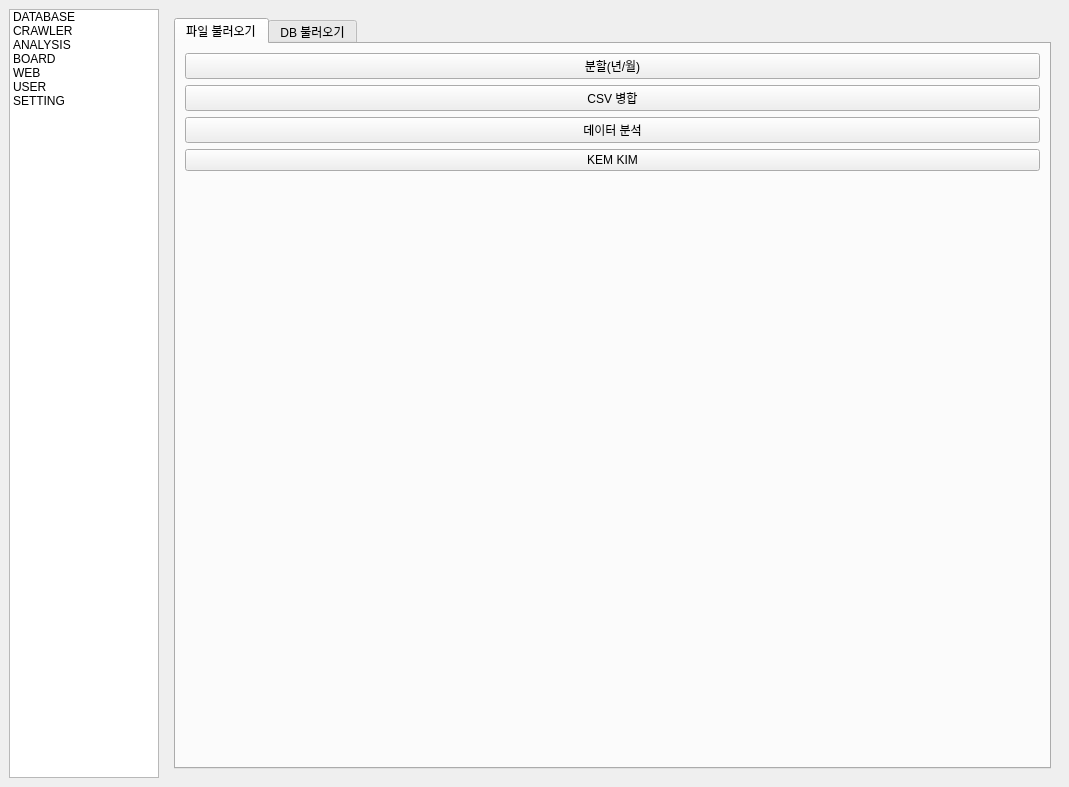
yojun313/knpu, file MANAGER/source/BIGMACLAB_MANAGER_GUI.ui: the form before one commit.
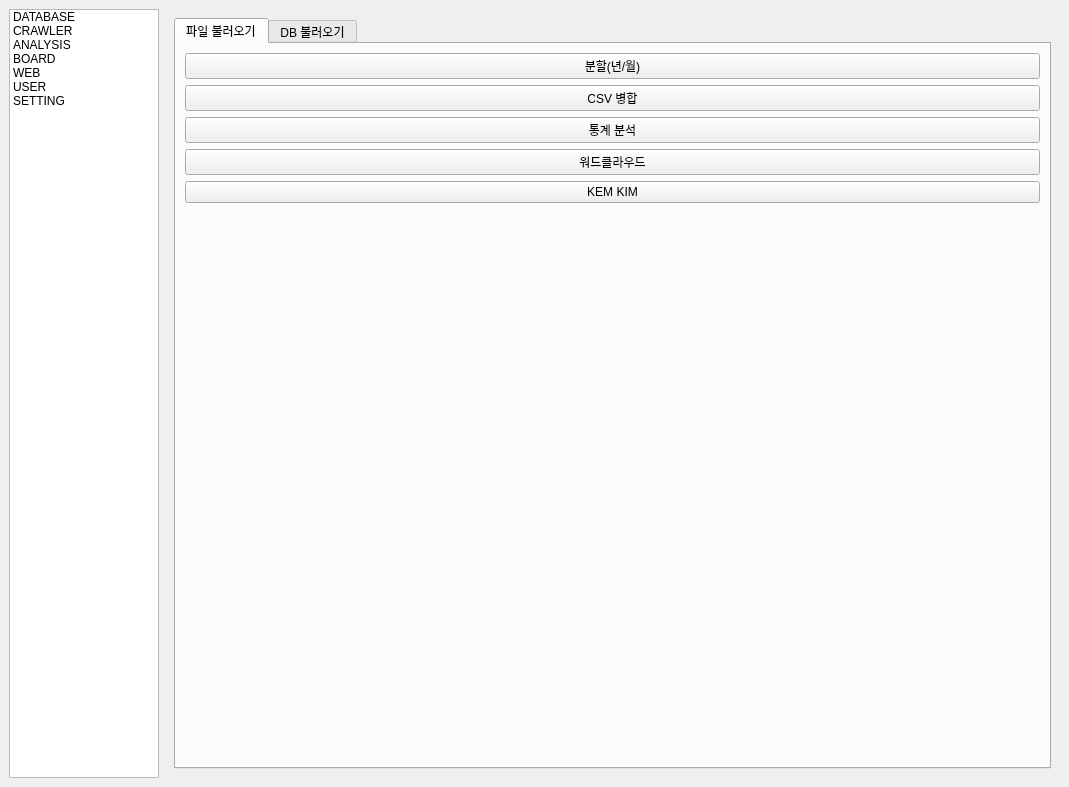
The form after the commit. The open tabs and pages were chosen to show the change.

What changed in the file:
```diff
--- a/MANAGER/source/BIGMACLAB_MANAGER_GUI.ui
+++ b/MANAGER/source/BIGMACLAB_MANAGER_GUI.ui
@@ -205,7 +205,14 @@
                 <item>
                  <widget class="QPushButton" name="analysis_dataanalysisfile_btn">
                   <property name="text">
-                   <string>데이터 분석</string>
+                   <string>통계 분석</string>
+                  </property>
+                 </widget>
+                </item>
+                <item>
+                 <widget class="QPushButton" name="analysis_wordcloud_btn">
+                  <property name="text">
+                   <string>워드클라우드</string>
                   </property>
                  </widget>
                 </item>
```
Left out of the diff: 2 changed lines with no effect on the pictures.
